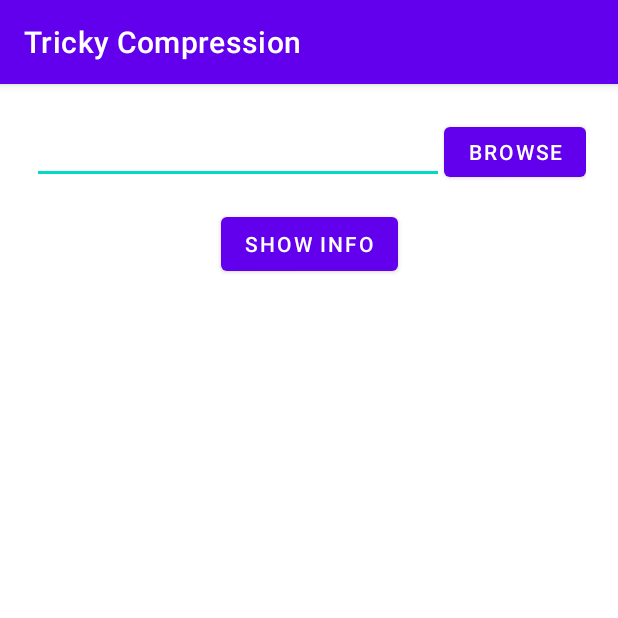
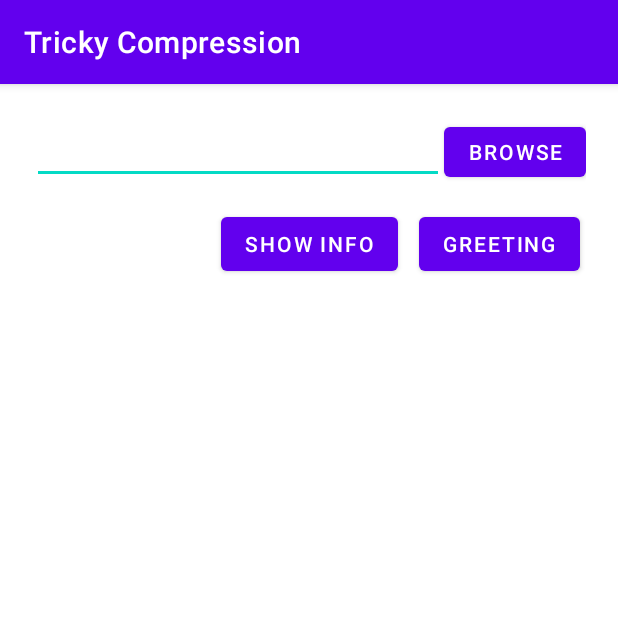
Before and after one commit to Tricky-Compression/Frontend, an Android app: the screen it shows after launch (MainActivity), after a tap on "SHOW INFO", on a phone screen of 412 x 824 dp, the top half of it. Run offline under Robolectric (Android 15) with nearby library versions, the phone set to English and light mode, and no system bars.

```diff
--- a/app/build.gradle
+++ b/app/build.gradle
@@ -7,7 +7,7 @@ android {
 
     defaultConfig {
         applicationId "ru.tricky_compression"
-        minSdk 21
+        minSdk 26
         targetSdk 32
         versionCode 1
         versionName "1.0"
@@ -28,6 +28,7 @@ android {
 }
 
 dependencies {
+    implementation 'com.squareup.okhttp3:mockwebserver:4.9.3'
     implementation 'androidx.appcompat:appcompat:1.4.1'
     implementation 'com.google.android.material:material:1.5.0'
     implementation 'androidx.constraintlayout:constraintlayout:2.1.3'
--- a/app/src/main/java/ru/tricky_compression/MainActivity.java
+++ /dev/null
@@ -1,31 +0,0 @@
-package ru.tricky_compression;
-
-import android.os.Bundle;
-import android.widget.Button;
-import android.widget.Toast;
-
-import androidx.appcompat.app.AppCompatActivity;
-import androidx.fragment.app.FragmentManager;
-
-public class MainActivity extends AppCompatActivity {
-
-    private FileChooserFragment fragment;
-
-    @Override
-    protected void onCreate(Bundle savedInstanceState) {
-        super.onCreate(savedInstanceState);
-        setContentView(R.layout.main_screen);
-
-        FragmentManager fragmentManager = this.getSupportFragmentManager();
-        this.fragment = (FileChooserFragment) fragmentManager.findFragmentById(R.id.fragment_fileChooser);
-
-        Button buttonShowInfo = this.findViewById(R.id.button_showInfo);
-
-        buttonShowInfo.setOnClickListener(view -> showInfo());
-    }
-
-    private void showInfo()  {
-        String path = this.fragment.getPath();
-        Toast.makeText(this, "Path: " + path, Toast.LENGTH_LONG).show();
-    }
-}
--- /dev/null
+++ b/app/src/main/java/ru/tricky_compression/Model.java
@@ -0,0 +1,42 @@
+package ru.tricky_compression;
+
+import android.util.Log;
+
+import androidx.annotation.NonNull;
+
+import java.io.IOException;
+
+import okhttp3.Call;
+import okhttp3.Callback;
+import okhttp3.MediaType;
+import okhttp3.Response;
+import okhttp3.ResponseBody;
+
+public abstract class Model {
+    protected static final String IP = "51.250.108.34";
+    protected static final int PORT = 1337;
+    protected static final String BASE_URL = String.format("http://%s:%d", IP, PORT);
+    protected static final MediaType JSON_FORMAT = MediaType.parse("application/json; charset=utf-8");
+    protected static final Callback callback = new Callback() {
+        @Override
+        public void onResponse(@NonNull Call call, @NonNull Response response) {
+            ResponseBody responseBody = response.body();
+            try {
+                if (responseBody != null) {
+                    Log.i("\t", responseBody.string());
+                }
+            } catch (IOException e) {
+                Log.i("\t", e.getMessage());
+            }
+        }
+
+        @Override
+        public void onFailure(@NonNull Call call, @NonNull IOException e) {
+            Log.i("\t", e.getMessage());
+        }
+    };
+
+    protected abstract void sendGreeting();
+
+    protected abstract void uploadSingleFile(String filename);
+}
--- /dev/null
+++ b/app/src/main/java/ru/tricky_compression/Presenter.java
@@ -0,0 +1,28 @@
+package ru.tricky_compression;
+
+public class Presenter {
+    private final Model model;
+    private View view;
+
+    public Presenter(Model model) {
+        this.model = model;
+        System.out.println(" ----- Presenter was created ----- ");
+    }
+
+    public void attachView(View view) {
+        this.view = view;
+    }
+
+    public void detachView() {
+        view = null;
+    }
+
+    public void sendGreeting() {
+        model.sendGreeting();
+    }
+
+    public void uploadSingleFile() {
+        model.uploadSingleFile(view.getText());
+        view.setText("");
+    }
+}
--- /dev/null
+++ b/app/src/main/java/ru/tricky_compression/View.java
@@ -0,0 +1,7 @@
+package ru.tricky_compression;
+
+public interface View {
+    String getText();
+
+    void setText(String text);
+}
--- /dev/null
+++ b/app/src/main/java/ru/tricky_compression/model/ModelImpl.java
@@ -0,0 +1,46 @@
+package ru.tricky_compression.model;
+
+import android.util.Log;
+
+import java.io.IOException;
+import java.nio.file.Files;
+import java.nio.file.Paths;
+import java.util.Arrays;
+
+import okhttp3.OkHttpClient;
+import okhttp3.Request;
+import okhttp3.RequestBody;
+import ru.tricky_compression.Model;
+
+public final class ModelImpl extends Model {
+    private final OkHttpClient client;
+
+    public ModelImpl() {
+        client = new OkHttpClient();
+        System.out.println(" ----- Model was created ----- ");
+    }
+
+    @Override
+    public void sendGreeting() {
+        String url = String.format("%s/api/greeting", BASE_URL);
+        Request request = new Request.Builder().url(url).build();
+        client.newCall(request).enqueue(callback);
+    }
+
+    @Override
+    public void uploadSingleFile(String filename) {
+        String url = String.format("%s/api/upload/single_file", BASE_URL);
+        String data;
+        try {
+            data = Arrays.toString(Files.readAllBytes(Paths.get(filename)));
+        } catch (IOException e) {
+            Log.i("\t", String.format("No file called \"%s\"", filename));
+            return;
+        }
+        String json = String.format("{ \"filename\": \"%s\", \"data\": \"%s\" }", filename, data);
+        RequestBody requestBody = RequestBody.create(json, JSON_FORMAT);
+        Log.i("\t", json);
+        Request request = new Request.Builder().url(url).post(requestBody).build();
+        client.newCall(request).enqueue(callback);
+    }
+}
--- a/app/src/main/java/ru/tricky_compression/FileUtils.java
+++ b/app/src/main/java/ru/tricky_compression/view/FileUtils.java
@@ -1,4 +1,4 @@
-package ru.tricky_compression;
+package ru.tricky_compression.view;
 
 import android.annotation.SuppressLint;
 import android.content.ContentResolver;
--- /dev/null
+++ b/app/src/main/java/ru/tricky_compression/view/MainActivity.java
@@ -0,0 +1,50 @@
+package ru.tricky_compression.view;
+
+import android.os.Bundle;
+import android.widget.EditText;
+
+import androidx.appcompat.app.AppCompatActivity;
+
+import ru.tricky_compression.Model;
+import ru.tricky_compression.model.ModelImpl;
+import ru.tricky_compression.Presenter;
+import ru.tricky_compression.R;
+import ru.tricky_compression.View;
+
+public class MainActivity extends AppCompatActivity implements View {
+
+    private Presenter presenter;
+
+    @Override
+    protected void onCreate(Bundle savedInstanceState) {
+        super.onCreate(savedInstanceState);
+        setContentView(R.layout.main_screen);
+        init();
+    }
+
+    private void init() {
+        Model model = new ModelImpl();
+        presenter = new Presenter(model);
+        presenter.attachView(this);
+        findViewById(R.id.button_greeting).setOnClickListener(view -> presenter.sendGreeting());
+        findViewById(R.id.button_showInfo).setOnClickListener(view -> presenter.uploadSingleFile());
+    }
+
+    @Override
+    protected void onDestroy() {
+        presenter.detachView();
+        super.onDestroy();
+    }
+
+    @Override
+    public String getText() {
+        EditText editText = findViewById(R.id.editText_path);
+        return editText.getText().toString();
+    }
+
+    @Override
+    public void setText(String text) {
+        EditText editText = findViewById(R.id.editText_path);
+        editText.setText(text);
+    }
+}
--- a/app/src/main/res/layout/fragment_file_chooser.xml
+++ b/app/src/main/res/layout/fragment_file_chooser.xml
@@ -4,7 +4,7 @@
     android:layout_width="match_parent"
     android:layout_height="match_parent"
     android:dividerPadding="5sp"
-    tools:context=".FileChooserFragment">
+    tools:context=".view.FileChooserFragment">
 
     <EditText
         android:id="@+id/editText_path"
--- a/app/src/main/res/layout/main_screen.xml
+++ b/app/src/main/res/layout/main_screen.xml
@@ -9,11 +9,11 @@
     android:paddingTop="5sp"
     android:paddingRight="5sp"
     android:paddingBottom="5sp"
-    tools:context=".MainActivity" >
+    tools:context=".view.MainActivity" >
 
     <androidx.fragment.app.FragmentContainerView
         android:id="@+id/fragment_fileChooser"
-        android:name="ru.tricky_compression.FileChooserFragment"
+        android:name="ru.tricky_compression.view.FileChooserFragment"
         android:layout_width="0dp"
         android:layout_height="45dp"
         android:layout_marginStart="16dp"
@@ -35,4 +35,15 @@
         app:layout_constraintEnd_toEndOf="parent"
         app:layout_constraintStart_toStartOf="parent"
         app:layout_constraintTop_toBottomOf="@+id/fragment_fileChooser" />
+
+    <Button
+        android:id="@+id/button_greeting"
+        android:layout_width="wrap_content"
+        android:layout_height="wrap_content"
+        android:layout_marginTop="16dp"
+        android:text="@string/greeting"
+        app:layout_constraintEnd_toEndOf="parent"
+        app:layout_constraintHorizontal_bias="0.933"
+        app:layout_constraintStart_toStartOf="parent"
+        app:layout_constraintTop_toBottomOf="@+id/fragment_fileChooser" />
 </androidx.constraintlayout.widget.ConstraintLayout>
--- a/app/src/main/res/values/strings.xml
+++ b/app/src/main/res/values/strings.xml
@@ -2,4 +2,5 @@
     <string name="app_name">Tricky Compression</string>
     <string name="show_info">Show Info</string>
     <string name="browse">Browse</string>
+    <string name="greeting">Greeting</string>
 </resources>
```
Also changed, not shown: app/src/main/AndroidManifest.xml (+7 -5 lines), app/src/main/java/ru/tricky_compression/view/FileChooserFragment.java (renamed from app/src/main/java/ru/tricky_compression/FileChooserFragment.java, +8 -6 lines), 1 other file.
